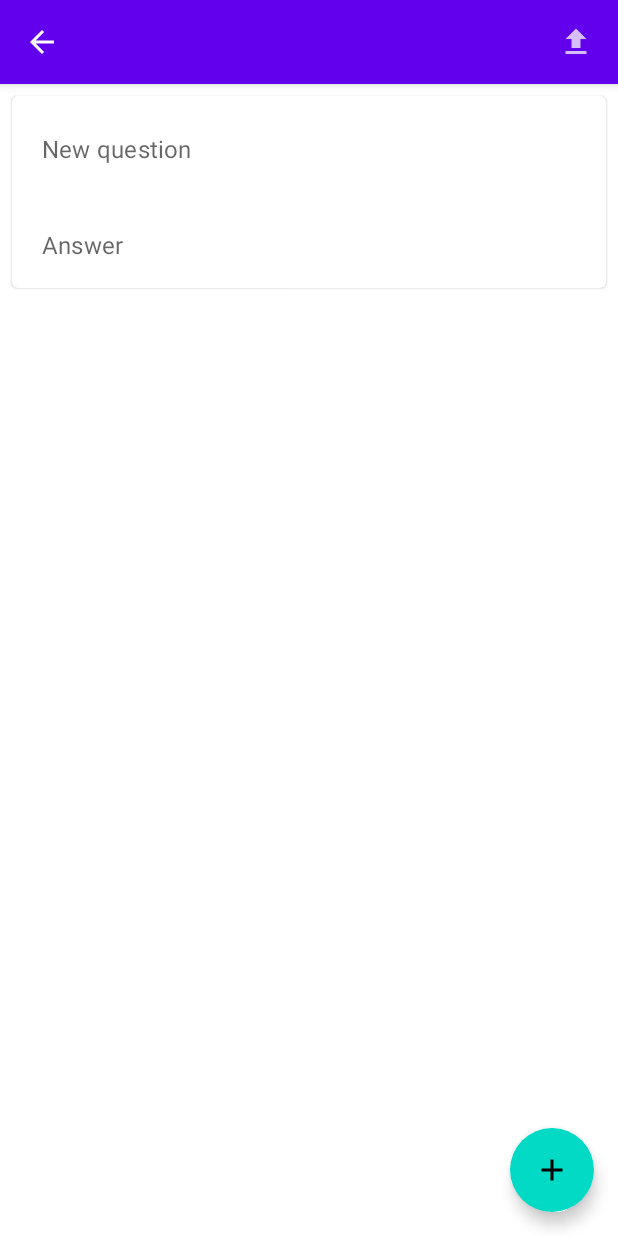
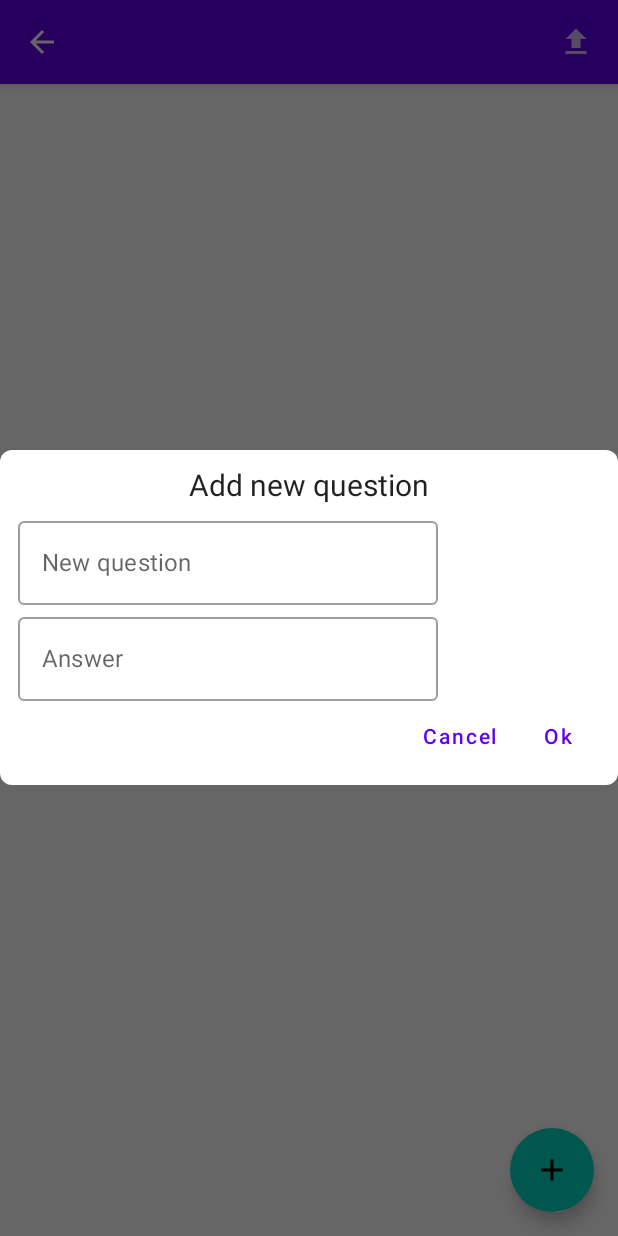
Before and after one commit to tknk0369/crammer, an Android app built with Jetpack Compose: the composable DetailScreen called with empty values, after a tap on "add", on a phone screen of 412 x 824 dp. Run offline under Robolectric (Android 15) with nearby library versions, the phone set to English and light mode, and no system bars; our stand-ins replace Dagger/Hilt's generated code.

Commit message:
Change card view

```diff
--- a/app/src/main/java/io/github/tknk0369/crammer/ui/components/EditDialog.kt
+++ b/app/src/main/java/io/github/tknk0369/crammer/ui/components/EditDialog.kt
@@ -11,8 +11,11 @@ import androidx.compose.runtime.saveable.rememberSaveable
 import androidx.compose.ui.Modifier
 import androidx.compose.ui.focus.FocusRequester
 import androidx.compose.ui.focus.focusRequester
+import androidx.compose.ui.focus.focusTarget
 import androidx.compose.ui.graphics.Color
+import androidx.compose.ui.text.TextRange
 import androidx.compose.ui.text.TextStyle
+import androidx.compose.ui.text.input.TextFieldValue
 import androidx.compose.ui.text.style.TextAlign
 import androidx.compose.ui.unit.dp
 import androidx.compose.ui.unit.sp
@@ -62,6 +65,7 @@ fun EditDialog(
                     value = question,
                     onValueChange = { question = it },
                     modifier = Modifier
+                        .focusTarget()
                         .focusRequester(questionFocusRequester)
                         .fillMaxWidth()
                         .padding(4.dp, 0.dp),
@@ -77,6 +81,7 @@ fun EditDialog(
                     value = answer,
                     onValueChange = { answer = it },
                     modifier = Modifier
+                        .focusTarget()
                         .focusRequester(answerFocusRequester)
                         .fillMaxWidth()
                         .padding(4.dp, 0.dp),
--- a/app/src/main/java/io/github/tknk0369/crammer/ui/detail/DetailScreen.kt
+++ b/app/src/main/java/io/github/tknk0369/crammer/ui/detail/DetailScreen.kt
@@ -3,17 +3,17 @@ package io.github.tknk0369.crammer.ui.detail
 import androidx.activity.compose.rememberLauncherForActivityResult
 import androidx.activity.result.contract.ActivityResultContracts
 import androidx.compose.foundation.clickable
-import androidx.compose.foundation.layout.Column
-import androidx.compose.foundation.layout.fillMaxWidth
-import androidx.compose.foundation.layout.padding
+import androidx.compose.foundation.layout.*
 import androidx.compose.foundation.lazy.LazyColumn
 import androidx.compose.foundation.lazy.items
 import androidx.compose.foundation.lazy.rememberLazyListState
+import androidx.compose.foundation.shape.RoundedCornerShape
 import androidx.compose.foundation.text.KeyboardActions
 import androidx.compose.material.*
 import androidx.compose.material.icons.Icons
 import androidx.compose.material.icons.filled.Add
 import androidx.compose.material.icons.filled.ArrowBack
+import androidx.compose.material.icons.filled.Delete
 import androidx.compose.material.icons.filled.FileUpload
 import androidx.compose.runtime.*
 import androidx.compose.runtime.saveable.rememberSaveable
@@ -22,7 +22,11 @@ import androidx.compose.ui.focus.FocusRequester
 import androidx.compose.ui.focus.focusRequester
 import androidx.compose.ui.graphics.Color
 import androidx.compose.ui.platform.LocalContext
+import androidx.compose.ui.text.TextStyle
+import androidx.compose.ui.text.style.TextAlign
 import androidx.compose.ui.unit.dp
+import androidx.compose.ui.unit.sp
+import androidx.compose.ui.window.Dialog
 import androidx.hilt.navigation.compose.hiltViewModel
 import androidx.navigation.NavHostController
 import io.github.tknk0369.crammer.ui.components.EditDialog
@@ -50,6 +54,9 @@ fun DetailScreen(
         contract = ActivityResultContracts.OpenDocument(),
         onResult = { viewModel.importKnowledgeFromCSV(it, id, context) }
     )
+    val newDialog = remember {
+        mutableStateOf(false)
+    }
     Scaffold(
         topBar = {
             TopAppBar(
@@ -79,10 +86,11 @@ fun DetailScreen(
         floatingActionButton = {
             FloatingActionButton(
                 onClick = {
-                    coroutineScope.launch {
-                        scrollState.animateScrollToItem(0)
-                        questionFocusRequester.requestFocus()
-                    }
+//                    coroutineScope.launch {
+//                        scrollState.animateScrollToItem(0)
+//                        questionFocusRequester.requestFocus()
+//                    }
+                    newDialog.value = true
                 }
             ) {
                 Icon(Icons.Default.Add, contentDescription = "add")
@@ -91,17 +99,24 @@ fun DetailScreen(
     ) { paddingValues ->
         var newQuestion by rememberSaveable { mutableStateOf("") }
         var answer by rememberSaveable { mutableStateOf("") }
-        LazyColumn(
-            modifier = Modifier.padding(paddingValues),
-            state = scrollState
+        if (newDialog.value) {
+            Dialog(onDismissRequest = { newDialog.value = false }) {
+                Surface(
+                    shape = RoundedCornerShape(8.dp)
                 ) {
-            item {
-                Card(
+                    Column(
+                        modifier = Modifier
+                            .padding(8.dp)
+                            .fillMaxWidth(),
+                    ) {
+                        Text(
+                            text = "Add new question",
+                            textAlign = TextAlign.Center,
+                            style = TextStyle(fontSize = 20.sp),
                             modifier = Modifier
                                 .fillMaxWidth()
-                        .padding(8.dp)
-                ) {
-                    Column {
+                                .padding(4.dp),
+                        )
                         OutlinedTextField(
                             value = newQuestion,
                             onValueChange = { newQuestion = it },
@@ -123,10 +138,6 @@ fun DetailScreen(
                                 }
                             ),
                             singleLine = true,
-                            colors = TextFieldDefaults.outlinedTextFieldColors(
-                                focusedBorderColor = Color.Transparent,
-                                unfocusedBorderColor = Color.Transparent
-                            ),
                         )
                         OutlinedTextField(
                             value = answer,
@@ -148,25 +159,54 @@ fun DetailScreen(
                                 }
                             ),
                             singleLine = true,
-                            colors = TextFieldDefaults.outlinedTextFieldColors(
-                                focusedBorderColor = Color.Transparent,
-                                unfocusedBorderColor = Color.Transparent
-                            ),
                         )
+                        Row(
+                            horizontalArrangement = Arrangement.End,
+                            modifier = Modifier.fillMaxWidth()
+                        ) {
+                            TextButton(
+                                onClick = {
+                                    newDialog.value = false
+                                    newQuestion = ""
+                                    answer = ""
+                                }
+                            ) {
+                                Text(text = "Cancel")
+                            }
+                            TextButton(
+                                onClick = {
+                                    if (newQuestion.isNotEmpty()) {
+                                        if (answer.isNotEmpty()) {
+                                            viewModel.addKnowledge(newQuestion, answer, id)
+                                            newQuestion = ""
+                                            answer = ""
+                                        } else {
+                                            questionFocusRequester.requestFocus()
                                         }
                                     }
                                 }
-            items(items = knowledge, key = { it.id }) {
+                            ) {
+                                Text(text = "Ok")
+                            }
+                        }
+                    }
+                }
+            }
+        }
+        LazyColumn(
+            modifier = Modifier.padding(paddingValues),
+            state = scrollState
+        ) {
+            items(items = knowledge.sortedBy { it.question }, key = { it.id }) {
                 var edit by rememberSaveable { mutableStateOf(false) }
-                Card(
+                Column(
                     modifier = Modifier
                         .fillMaxWidth()
+                        .clickable { edit = true }
                         .padding(8.dp)
-                        .clickable { edit = true }
                 ) {
-                    Column {
-                        Text(text = "question: ${it.question}", modifier = Modifier.padding(4.dp))
-                        Text(text = "answer: ${it.answer}", modifier = Modifier.padding(4.dp))
+                    Text(text = it.question, modifier = Modifier.padding(4.dp))
+                    Text(text = it.answer, modifier = Modifier.padding(4.dp))
                 }
                 if (edit) {
                     EditDialog(
@@ -189,4 +229,3 @@ fun DetailScreen(
         }
     }
 }
-}
```
Lines whose indentation alone changed are shown as unchanged.
